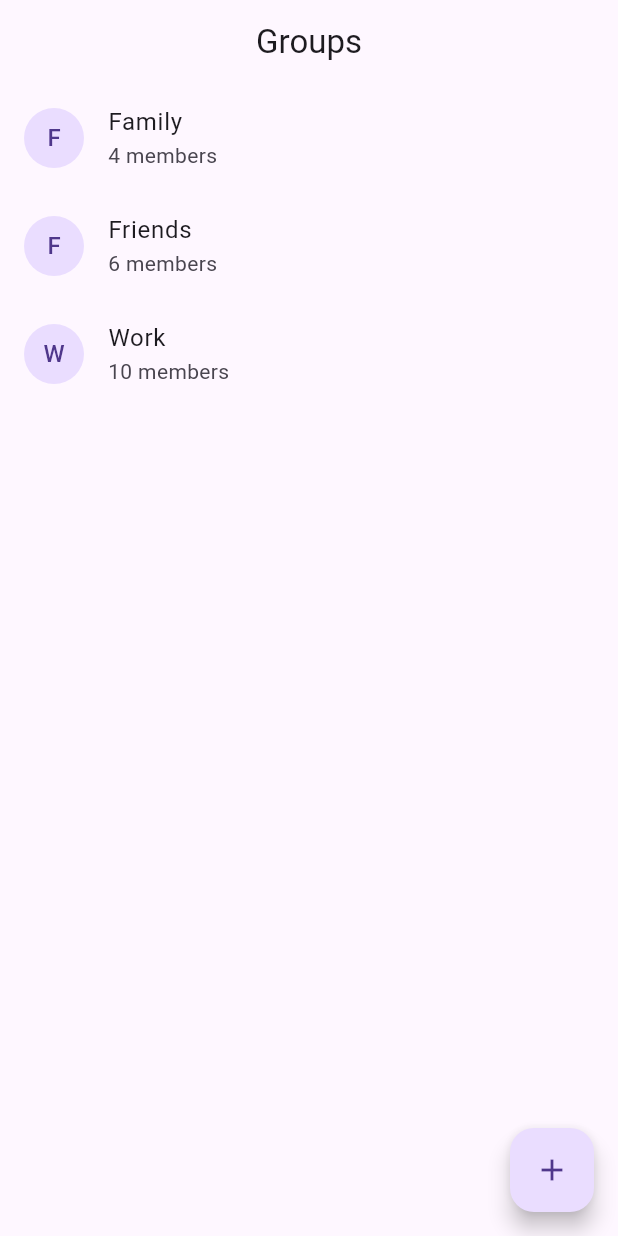
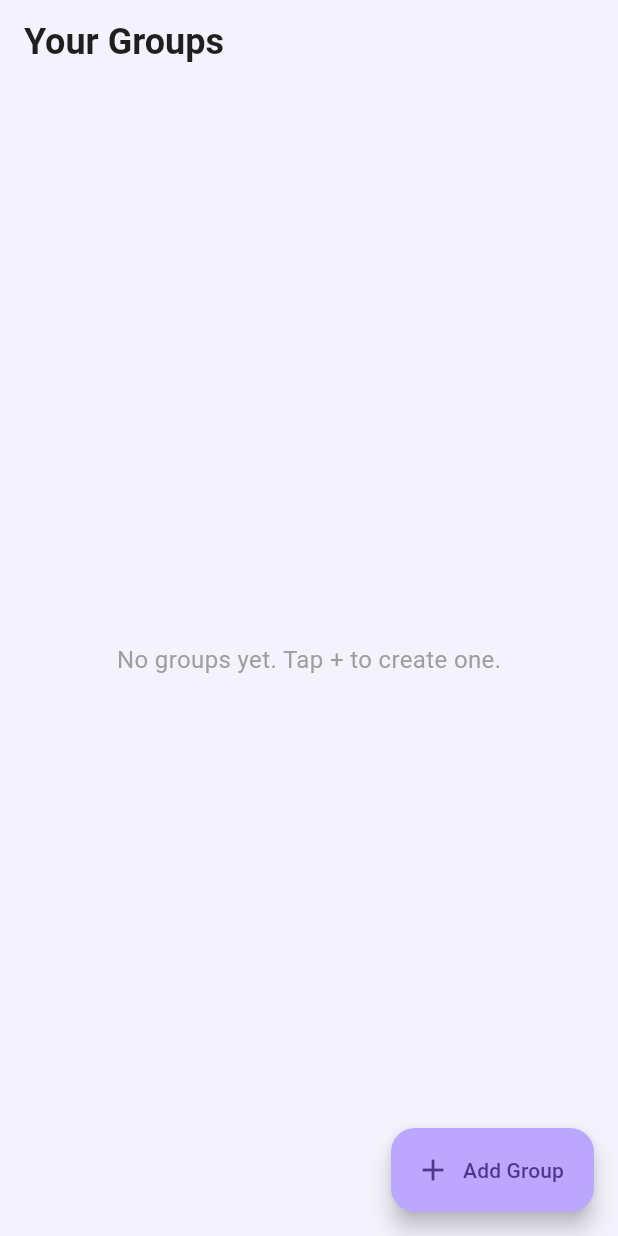
Before and after one commit to tanshurou/splitpal, a Flutter app: the GroupPage screen opened directly, on a phone screen of 412 x 824 dp. Run offline on Flutter 3.47's test engine with Material 3 defaults, Android fonts, the phone set to English and light mode, and no system bars; our stand-ins replace cloud_firestore, firebase_auth, firebase_core, firebase_messaging, firebase_storage, fl_chart and 3 more; accounts and stored records are empty.

Commit message:
Changes a bit of my part tmr continue

```diff
--- a/lib/main.dart
+++ b/lib/main.dart
@@ -15,8 +15,6 @@ class MyApp extends StatelessWidget {
 
   @override
   Widget build(BuildContext context) {
-    // return PersonalDashboardPage();
-
     return MaterialApp(
       debugShowCheckedModeBanner: false,
       home: FutureBuilder(
--- a/lib/pages/group_page.dart
+++ b/lib/pages/group_page.dart
@@ -1,64 +1,127 @@
 import 'package:flutter/material.dart';
-import 'create_group_class_page.dart'; // Import your create group page
+import 'package:cloud_firestore/cloud_firestore.dart';
+import 'package:firebase_auth/firebase_auth.dart';
+import 'create_group_class_page.dart';
+import 'group_dashboard_page.dart';
 
-class GroupPage extends StatefulWidget {
+class GroupPage extends StatelessWidget {
   const GroupPage({super.key});
 
   @override
-  State<GroupPage> createState() => _GroupPageState();
-}
+  Widget build(BuildContext context) {
+    final currentUser = FirebaseAuth.instance.currentUser;
 
-class _GroupPageState extends State<GroupPage> {
-  final List<Map<String, dynamic>> groups = [
-    {'name': 'Family', 'members': 4},
-    {'name': 'Friends', 'members': 6},
-    {'name': 'Work', 'members': 10},
-  ];
+    if (currentUser == null) {
+      return const Scaffold(
+        body: Center(child: CircularProgressIndicator()),
+      );
+    }
 
-  @override
-  Widget build(BuildContext context) {
     return Scaffold(
+      backgroundColor: const Color(0xFFF4F3FD),
       appBar: AppBar(
-        title: const Text('Groups'),
-        centerTitle: true,
+        title: const Text(
+          'Your Groups',
+          style: TextStyle(
+            fontSize: 24,
+            fontWeight: FontWeight.bold,
+            color: Color(0xFF1F1F1F),
+          ),
+        ),
+        backgroundColor: const Color(0xFFF4F3FD),
+        elevation: 0,
+        automaticallyImplyLeading: false,
       ),
-      body: groups.isEmpty
-          ? const Center(
+      body: StreamBuilder<QuerySnapshot>(
+        stream: FirebaseFirestore.instance
+            .collection('group')
+            .where('members', arrayContains: currentUser.uid)
+            .orderBy('date', descending: true)
+            .snapshots(),
+        builder: (context, snapshot) {
+          if (snapshot.hasError) {
+            print("\uD83D\uDD25 Firebase group stream error: \${snapshot.error}");
+            return const Center(child: Text("Something went wrong"));
+          }
+
+          if (snapshot.connectionState == ConnectionState.waiting) {
+            return const Center(child: CircularProgressIndicator());
+          }
+
+          final groups = snapshot.data!.docs;
+
+          if (groups.isEmpty) {
+            return const Center(
               child: Text(
-                'No groups yet.\nTap + to create a group.',
-                textAlign: TextAlign.center,
-                style: TextStyle(fontSize: 18),
+                'No groups yet. Tap + to create one.',
+                style: TextStyle(fontSize: 16, color: Colors.grey),
               ),
-            )
-          : ListView.builder(
-              itemCount: groups.length,
-              itemBuilder: (context, index) {
-                final group = groups[index];
-                return ListTile(
-                  leading: CircleAvatar(
-                    child: Text(group['name'][0]),
+            );
+          }
+
+          return ListView.builder(
+            itemCount: groups.length,
+            itemBuilder: (context, index) {
+              final doc = groups[index];
+              final data = doc.data();
+
+              if (data == null || data is! Map<String, dynamic>) {
+                return const SizedBox();
+              }
+
+              final groupName = data['name'] ?? 'Unnamed Group';
+              final icon = data['icon'] ?? '👥';
+              final groupId = doc.id;
+
+              try {
+                return Card(
+                  margin: const EdgeInsets.symmetric(horizontal: 16, vertical: 8),
+                  shape: RoundedRectangleBorder(
+                    borderRadius: BorderRadius.circular(12),
                   ),
-                  title: Text(group['name']),
-                  subtitle: Text('${group['members']} members'),
-                  onTap: () {
-                    // TODO: Navigate to Group Detail page
-                  },
+                  child: ListTile(
+                    contentPadding: const EdgeInsets.all(16),
+                    leading: CircleAvatar(
+                      radius: 24,
+                      backgroundColor: Colors.purple.shade100,
+                      child: Text(
+                        icon,
+                        style: const TextStyle(fontSize: 24),
+                      ),
+                    ),
+                    title: Text(
+                      groupName,
+                      style: const TextStyle(fontWeight: FontWeight.bold),
+                    ),
+                    subtitle: const Text('Tap to view dashboard'),
+                    onTap: () {
+                      Navigator.push(
+                        context,
+                        MaterialPageRoute(
+                          builder: (_) => GroupDashboardPage(groupId: groupId),
+                        ),
+                      );
+                    },
+                  ),
                 );
-              },
-            ),
-      floatingActionButton: FloatingActionButton(
-        onPressed: () async {
-          final newGroup = await Navigator.of(context).push(
+              } catch (e) {
+                print("❌ Error rendering group \$groupId: \$e");
+                return const SizedBox();
+              }
+            },
+          );
+        },
+      ),
+      floatingActionButton: FloatingActionButton.extended(
+        backgroundColor: const Color(0xFFBCA7FF),
+        onPressed: () {
+          Navigator.push(
+            context,
             MaterialPageRoute(builder: (_) => const CreateGroupPage()),
           );
-          if (newGroup != null) {
-            setState(() {
-              groups.add(newGroup);
-            });
-          }
         },
-        child: const Icon(Icons.add),
-        tooltip: 'Create Group',
+        icon: const Icon(Icons.add),
+        label: const Text("Add Group"),
       ),
     );
   }
--- a/lib/pages/home_page.dart
+++ b/lib/pages/home_page.dart
@@ -1,8 +1,9 @@
 import 'package:firebase_auth/firebase_auth.dart';
 import 'package:flutter/material.dart';
+import 'package:splitpal/pages/group_page.dart';
 import 'package:splitpal/services/getUserID.dart';
 import 'package:splitpal/widgets/bottom_nav_bar.dart';
-import 'package:splitpal/pages/group_page.dart';
+import 'package:splitpal/pages/group_dashboard_page.dart';
 import 'package:splitpal/pages/activity_page.dart';
 import 'package:splitpal/pages/personal_dashboard_page.dart';
 import 'package:splitpal/pages/settings_page.dart';
```
Also changed, not shown: lib/pages/create_group_class_page.dart (+34 -84 lines), lib/pages/group_dashboard_page.dart (added, +89 -0 lines), lib/pages/landing_page.dart (+4 -4 lines).
